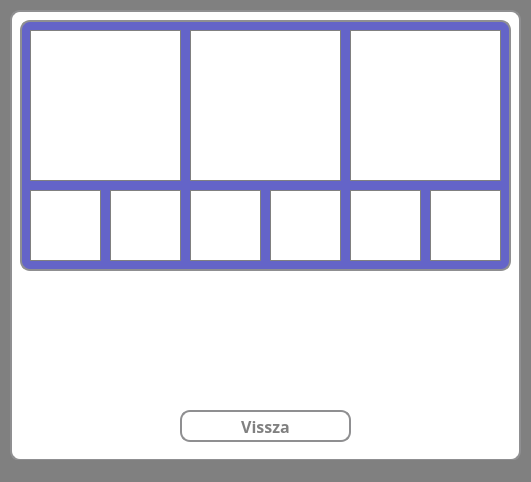
Above: src/main/resources/ui/dark/resultsWindow.ui from pkristof1999/Szakdolgozat before the change. Below: the same form after it.
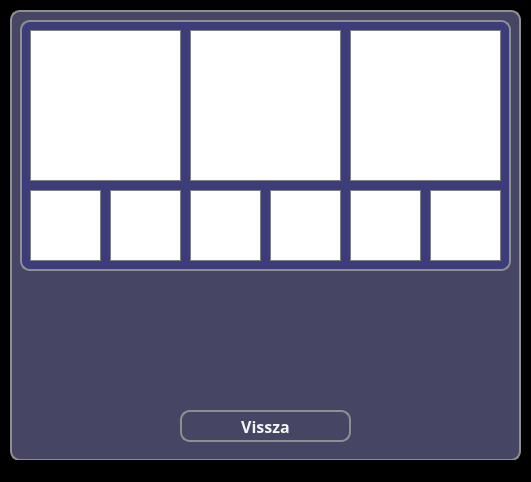
That is the form after the change.

The edit to the form file:
```diff
--- a/src/main/resources/ui/dark/resultsWindow.ui
+++ b/src/main/resources/ui/dark/resultsWindow.ui
@@ -15,7 +15,7 @@
   </property>
   <property name="styleSheet">
    <string notr="true">* {
-background-color: grey;
+	background-color: black;
 }</string>
   </property>
   <widget class="QWidget" name="centralwidget">
@@ -30,7 +30,7 @@
     </property>
     <property name="styleSheet">
      <string notr="true">* {
-	background-color: white;
+	background-color: rgb(70, 70, 100);
 	border: 2px solid #8f8f91;
 	border-radius: 10px;
 	color: rgb(100, 100, 200);
@@ -49,7 +49,8 @@
      </property>
      <property name="styleSheet">
       <string notr="true">* {
-border: 0px;
+	color: whitesmoke;
+	border: 0px;
 }</string>
      </property>
      <property name="text">
@@ -80,10 +81,10 @@
      </property>
      <property name="styleSheet">
       <string notr="true">* {
-	background-color: white;
+	background-color: rgb(70, 70, 100);
 	border: 2px solid #8f8f91;
 	border-radius: 10px;
-	color: grey;
+	color: whitesmoke;
 }
 
 *:hover {
@@ -106,7 +107,7 @@
      </property>
      <property name="styleSheet">
       <string notr="true">* {
-	background-color: rgb(100, 100, 200);
+	background-color: #3d3d7b;
 }</string>
      </property>
      <widget class="QFrame" name="learnMedal">
```
